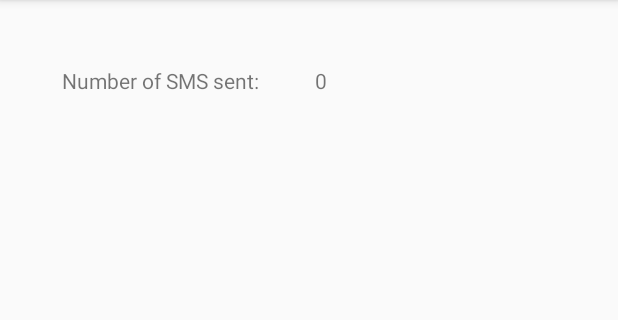
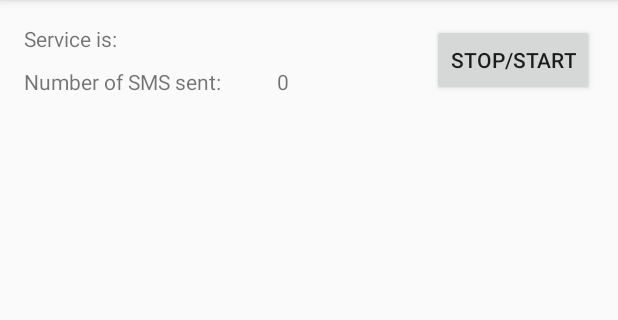
Before and after one commit to Daredevll/Vicinity, an Android app: the screen it shows after launch (MainActivity), on a phone screen of 412 x 824 dp, the part 84-404 px from its top. Run offline under Robolectric (Android 15) with nearby library versions, the phone set to English and light mode, and no system bars.

Commit message:
minor bug fixes

```diff
--- a/SecretarySMS/app/src/main/AndroidManifest.xml
+++ b/SecretarySMS/app/src/main/AndroidManifest.xml
@@ -3,6 +3,8 @@
     package="com.vicinity.secretarysms">
 
     <uses-permission android:name="android.permission.SEND_SMS" />
+    <uses-permission android:name="android.permission.INTERNET"/>
+
 
     <application
         android:allowBackup="true"
--- a/SecretarySMS/app/src/main/java/com/vicinity/secretarysms/MainActivity.java
+++ b/SecretarySMS/app/src/main/java/com/vicinity/secretarysms/MainActivity.java
@@ -3,6 +3,9 @@ package com.vicinity.secretarysms;
 import android.support.v7.app.AppCompatActivity;
 import android.os.Bundle;
 import android.telephony.SmsManager;
+import android.util.Log;
+import android.view.View;
+import android.widget.Button;
 import android.widget.TextView;
 
 import org.json.JSONException;
@@ -18,6 +21,10 @@ public class MainActivity extends AppCompatActivity {
 
     TextView log;
     TextView count;
+    TextView monitor;
+    Button startButton;
+
+    boolean isStarted;
 
     public static int counter = 0;
 
@@ -26,28 +33,26 @@ public class MainActivity extends AppCompatActivity {
         super.onCreate(savedInstanceState);
         setContentView(R.layout.activity_main);
 
+        monitor = (TextView) findViewById(R.id.monitor);
+
+        startButton = (Button) findViewById(R.id.start);
+
         log = (TextView) findViewById(R.id.text_log);
         count = (TextView) findViewById(R.id.smsSent);
 
-
-        new Thread(new Runnable() {
+        startButton.setOnClickListener(new View.OnClickListener() {
             @Override
-            public void run() {
-                while (true){
-
-                    checkQueries();
-
-                    try {
-                        Thread.sleep(30000);
-                    } catch (InterruptedException e) {
-                        e.printStackTrace();
+            public void onClick(View v) {
+                if (isStarted){
+                    isStarted = !isStarted;
                 }
+                else {
+                    isStarted = !isStarted;
+                    new WorkThread().start();
                 }
+                monitor.setText("Service is: " + (isStarted?"RUNNING...":"STOPPED..."));
             }
-        }).start();
-
-
-
+        });
 
 
     }
@@ -59,16 +64,19 @@ public class MainActivity extends AppCompatActivity {
         StringBuffer sb = null;
 
         try {
-            url = new URL("http://vicinity-vicinity.rhcloud.com/Sms");
+            url = new URL("http://vicinity-vicinity.rhcloud.com/SMSServlet");
             con = (HttpURLConnection) url.openConnection();
 
+
+            sb = new StringBuffer();
             sc = new Scanner(con.getInputStream());
-            sb = new StringBuffer();
+
             while (sc.hasNextLine()){
                 sb.append(sc.nextLine());
             }
 
             if (sb.length() == 0){
+                Log.e("SMS", "No new SMS querries.. sleeping");
                 return;
             }
 
@@ -77,9 +85,7 @@ public class MainActivity extends AppCompatActivity {
             String phoneNumber = smsQ.getString("place_phone_loc");
             String code = smsQ.getString("generated_code");
 
-
             sendSms(phoneNumber, code);
-
 
 
         } catch (MalformedURLException e) {
@@ -91,15 +97,45 @@ public class MainActivity extends AppCompatActivity {
         }
     }
 
-    private void sendSms(String number, String code){
+    private void sendSms(final String number, final String code){
 
+        runOnUiThread(new Runnable() {
+            @Override
+            public void run() {
+                Log.e("SMS", "Sending sms to " + number + " with code " + code);
                 String text = "Hello, your place-activation code is: " + code;
 
+                try {
                     SmsManager sManager = SmsManager.getDefault();
                     sManager.sendTextMessage(number, null, text, null, null);
+                }
+                catch (Exception e){
+                    Log.e("SMS", e.getMessage());
+                }
                 count.setText(String.valueOf(++counter));
                 log.setText(log.getText() + "\nSMS Sent to:    " + number);
+            }
+        });
 
+
+    }
+
+
+    class WorkThread extends Thread{
+        @Override
+        public void run() {
+            while (isStarted){
+
+                Log.e("SMS", "Checking for SMS queries..");
+                checkQueries();
+
+                try {
+                    Thread.sleep(5000);
+                } catch (InterruptedException e) {
+                    e.printStackTrace();
+                }
+            }
+        }
     }
 
 
@@ -129,8 +165,4 @@ public class MainActivity extends AppCompatActivity {
 
 
 
-
-
-
-
 }
--- a/SecretarySMS/app/src/main/res/layout/activity_main.xml
+++ b/SecretarySMS/app/src/main/res/layout/activity_main.xml
@@ -14,12 +14,9 @@
         android:layout_height="wrap_content"
         android:text="Number of SMS sent:"
         android:id="@+id/textView"
-        android:layout_alignParentTop="true"
+        android:layout_alignBottom="@+id/start"
         android:layout_alignParentLeft="true"
-        android:layout_alignParentStart="true"
-        android:layout_marginLeft="25dp"
-        android:layout_marginStart="25dp"
-        android:layout_marginTop="28dp" />
+        android:layout_alignParentStart="true" />
 
     <TextView
         android:id="@+id/smsSent"
@@ -48,4 +45,22 @@
 
 
         </HorizontalScrollView>
+
+    <Button
+        android:layout_width="wrap_content"
+        android:layout_height="wrap_content"
+        android:text="stop/start"
+        android:id="@+id/start"
+        android:layout_alignParentTop="true"
+        android:layout_alignParentRight="true"
+        android:layout_alignParentEnd="true" />
+
+    <TextView
+        android:layout_width="wrap_content"
+        android:layout_height="wrap_content"
+        android:text="Service is: "
+        android:id="@+id/monitor"
+        android:layout_alignTop="@+id/start"
+        android:layout_alignParentLeft="true"
+        android:layout_alignParentStart="true" />
 </RelativeLayout>
--- a/app/src/main/java/com/vicinity/vicinity/controller/LoginActivity.java
+++ b/app/src/main/java/com/vicinity/vicinity/controller/LoginActivity.java
@@ -85,6 +85,10 @@ public class LoginActivity extends AppCompatActivity implements GoogleApiClient.
 
         switchBoxes(DummyModelClass.LoginManager.getInstance().isUserLoggedIn(this));
 
+        if (DummyModelClass.LoginManager.getInstance().isUserLoggedIn(this)){
+            ServerCommManager.getInstance().onLoginUser(this, DummyModelClass.LoginManager.getInstance().getLoggedUserId(this));
+        }
+
         rootView.setOnClickListener(new View.OnClickListener() {
             @Override
             public void onClick(View v) {
@@ -171,7 +175,7 @@ public class LoginActivity extends AppCompatActivity implements GoogleApiClient.
         else {
             DummyModelClass.LoginManager.getInstance().setLoggedUserTypeBusiness(this, isBusiness);
             if (isBusiness){
-                DummyModelClass.LoginManager.getInstance().setBusinessUserOwnedPlaces(this, placesOwned);
+                DummyModelClass.LoginManager.getInstance().setBusinessUserOwnedPlaces(placesOwned);
             }
         }
         switchBoxes(true);
--- a/app/src/main/java/com/vicinity/vicinity/utilities/ServerCommManager.java
+++ b/app/src/main/java/com/vicinity/vicinity/utilities/ServerCommManager.java
@@ -112,8 +112,6 @@ public class ServerCommManager {
                     url = new URL(Constants.POST_REGISTER_NEW_BUSINESS_URL);
                     con = (HttpURLConnection) url.openConnection();
 
-                    con.setRequestMethod("POST");
-                    con.setDoInput(true);
                     con.setDoOutput(true);
                     con.setChunkedStreamingMode(0);
 
@@ -323,7 +321,6 @@ public class ServerCommManager {
                         context.handleLoginResponse(Constants.STATUS_CODE_NOT_FOUND, false, null);
                     }
                     else {
-                        // TODO: Fetch owned places
                         if (responseJson.getBoolean("is_business")){
                             ArrayList<ShortPlace> placesOwned = new ArrayList<ShortPlace>();
                             JSONArray placesArr = responseJson.getJSONArray("places_owned");
--- a/app/src/main/java/com/vicinity/vicinity/utilities/services/AnswerListenerService.java
+++ b/app/src/main/java/com/vicinity/vicinity/utilities/services/AnswerListenerService.java
@@ -87,7 +87,8 @@ public class AnswerListenerService extends Service {
                         .setSmallIcon(R.drawable.ic_event_note_white_48dp)
                                 // TODO: Set the content title to "Reservation Approved/Declined" based on isConfirmed return
                         .setContentTitle("Reservation Answer!")
-                        .setContentText("A business has answered to your reservation request");
+                        .setContentText("A business has answered to your reservation request")
+                        .setAutoCancel(true);
 // Creates an explicit intent for an Activity in your app
         Intent resultIntent = new Intent(this, NotificationActivity.class);
 
```
Also changed, not shown: app/src/main/java/com/vicinity/vicinity/controller/MainActivity.java (+9 -3 lines), app/src/main/java/com/vicinity/vicinity/controller/NotificationActivity.java (+30 -2 lines), app/src/main/java/com/vicinity/vicinity/controller/controllersupport/recycler/NotificationsRecyclerAdapter.java (+25 -0 lines), app/src/main/java/com/vicinity/vicinity/controller/fragments/ReservationAnswerDialog.java (+8 -0 lines), app/src/main/java/com/vicinity/vicinity/utilities/DummyModelClass.java (+5 -71 lines), app/src/main/java/com/vicinity/vicinity/utilities/ShortPlace.java (+6 -1 lines), app/src/main/java/com/vicinity/vicinity/utilities/StoreManager.java (added, +31 -0 lines), app/src/main/java/com/vicinity/vicinity/utilities/services/ReservationListenerService.java (+11 -7 lines), app/src/main/res/layout/activity_reg_business.xml (+4 -5 lines), app/src/main/res/layout/dialog_confirm.xml (+4 -6 lines). Lines whose indentation alone changed are shown as unchanged.
